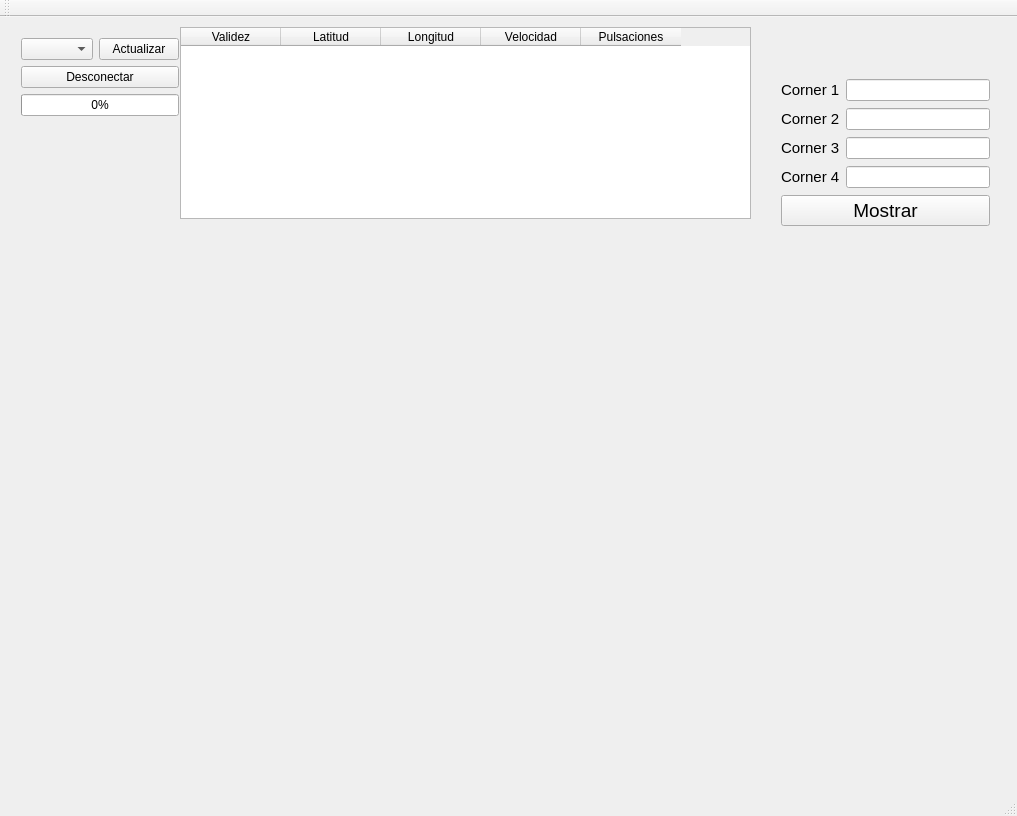
The window that mainwindow.ui (javosmar/multiserie) describes before a commit, drawn with Qt 5.
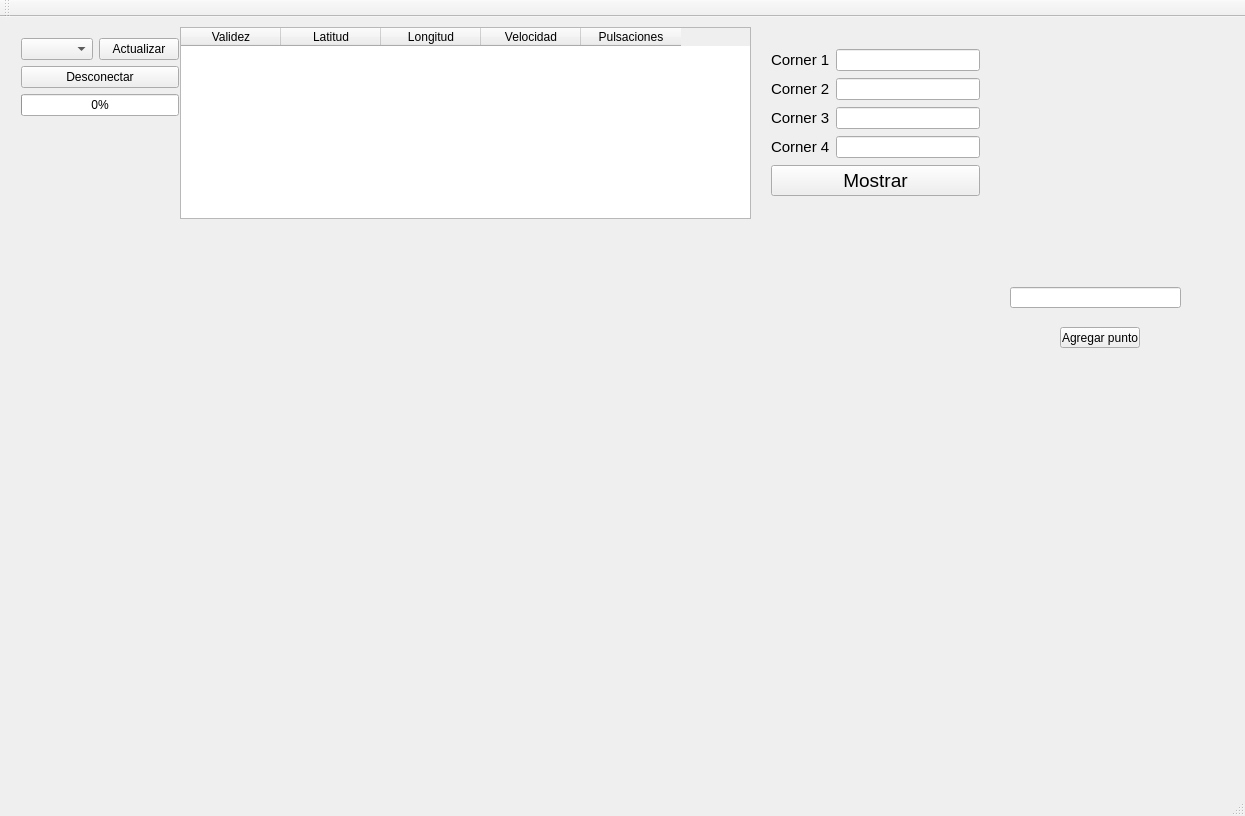
The same window after the commit. Custom widgets are drawn as their Qt base class.

Commit message: sistema de coordenadas corregido y alineado. cancha en escuadra

```diff
--- a/mainwindow.ui
+++ b/mainwindow.ui
@@ -6,7 +6,7 @@
    <rect>
     <x>0</x>
     <y>0</y>
-    <width>1017</width>
+    <width>1245</width>
     <height>816</height>
    </rect>
   </property>
@@ -144,8 +144,8 @@
    <widget class="QWidget" name="layoutWidget">
     <property name="geometry">
      <rect>
-      <x>770</x>
-      <y>50</y>
+      <x>760</x>
+      <y>20</y>
       <width>231</width>
       <height>171</height>
      </rect>
@@ -247,6 +247,29 @@
      </item>
     </layout>
    </widget>
+   <widget class="QPushButton" name="pushButton">
+    <property name="geometry">
+     <rect>
+      <x>1060</x>
+      <y>310</y>
+      <width>80</width>
+      <height>21</height>
+     </rect>
+    </property>
+    <property name="text">
+     <string>Agregar punto</string>
+    </property>
+   </widget>
+   <widget class="QLineEdit" name="lineEditpunto">
+    <property name="geometry">
+     <rect>
+      <x>1010</x>
+      <y>270</y>
+      <width>171</width>
+      <height>21</height>
+     </rect>
+    </property>
+   </widget>
    <zorder>layoutWidget</zorder>
    <zorder>tableWidgetdato</zorder>
    <zorder>layoutWidget</zorder>
```
Left out of the diff: 4 changed lines with no effect on the pictures. The commit also changes 2 other files.
